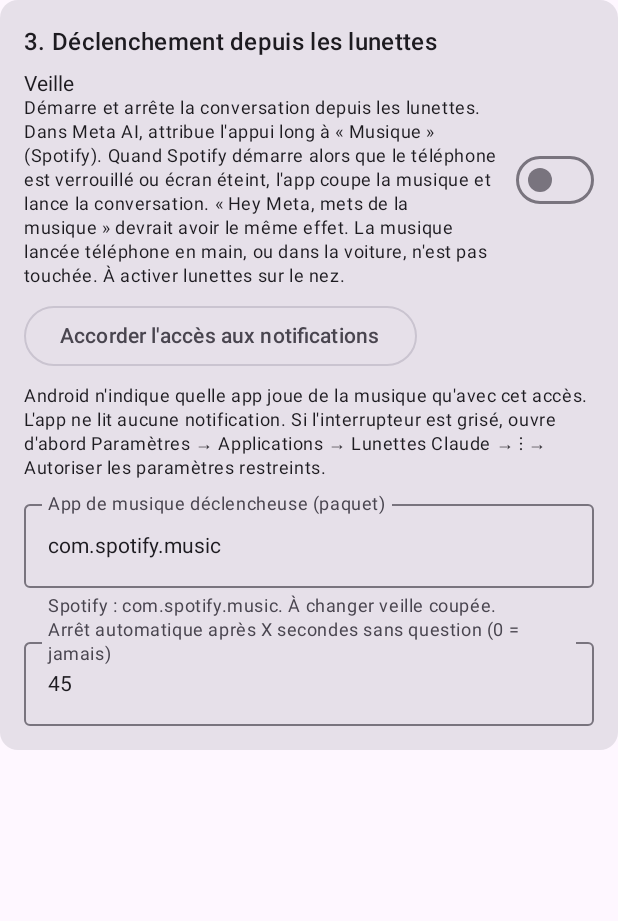
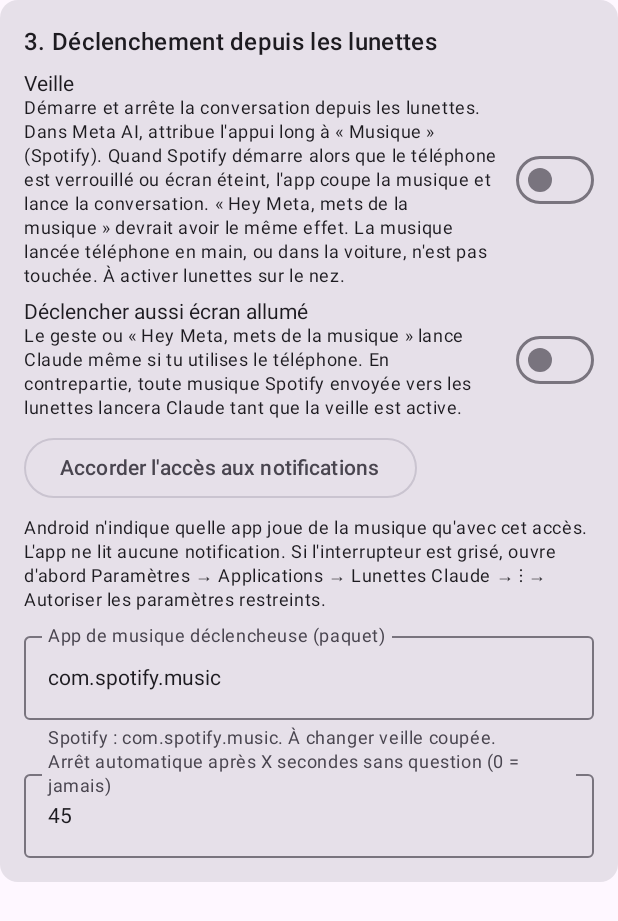
Before and after one commit to triplezaxel-ai/lunettes-claude, an Android app built with Jetpack Compose: the composable StandbySection shown on its own in the app's theme, on a phone screen of 412 x 824 dp. Shown: the top 921 px of the screen. Run offline under Robolectric (Android 15) with nearby library versions, the phone set to English and light mode, and no system bars; libraries missing offline, so code that uses them is left out: com.meta.wearable.

Commit message:
Option : déclencher aussi écran allumé
Co-Authored-By: Claude Opus 5.5 <noreply@anthropic.com>
Claude-Session: https://claude.ai/code/session_01XHWQKEmVm6ezhVB71HQMda

```diff
--- a/app/src/main/java/com/keonyrus/tupovision/MainActivity.kt
+++ b/app/src/main/java/com/keonyrus/tupovision/MainActivity.kt
@@ -452,6 +452,16 @@ private fun StandbySection(state: UiState, onNotificationAccess: () -> Unit) {
         enabled = true,
         onChange = { Engine.setStandby(it) },
     )
+    SettingSwitch(
+        title = "Déclencher aussi écran allumé",
+        subtitle =
+            "Le geste ou « Hey Meta, mets de la musique » lance Claude même si tu utilises le " +
+                "téléphone. En contrepartie, toute musique Spotify envoyée vers les lunettes " +
+                "lancera Claude tant que la veille est active.",
+        checked = state.triggerScreenOn,
+        enabled = true,
+        onChange = { Engine.setTriggerScreenOn(it) },
+    )
     if (!state.mediaAccess) {
       OutlinedButton(onClick = onNotificationAccess) { Text("Accorder l'accès aux notifications") }
       Text(
--- a/app/src/main/java/com/keonyrus/tupovision/MediaWatch.kt
+++ b/app/src/main/java/com/keonyrus/tupovision/MediaWatch.kt
@@ -208,7 +208,7 @@ object MediaWatch {
   private fun trigger(controller: MediaController) {
     val now = SystemClock.elapsedRealtime()
     if (now - lastTriggerAt < DEBOUNCE_MS) return
-    if (!phonePutAway()) {
+    if (!phonePutAway() && !Engine.state.value.triggerScreenOn) {
       // Someone is using the phone, so this is them starting music, not a gesture.
       if (now - lastIgnoredAt > DEBOUNCE_MS) {
         lastIgnoredAt = now
```
Also changed, not shown: app/src/main/java/com/keonyrus/tupovision/Engine.kt (+8 -0 lines).
